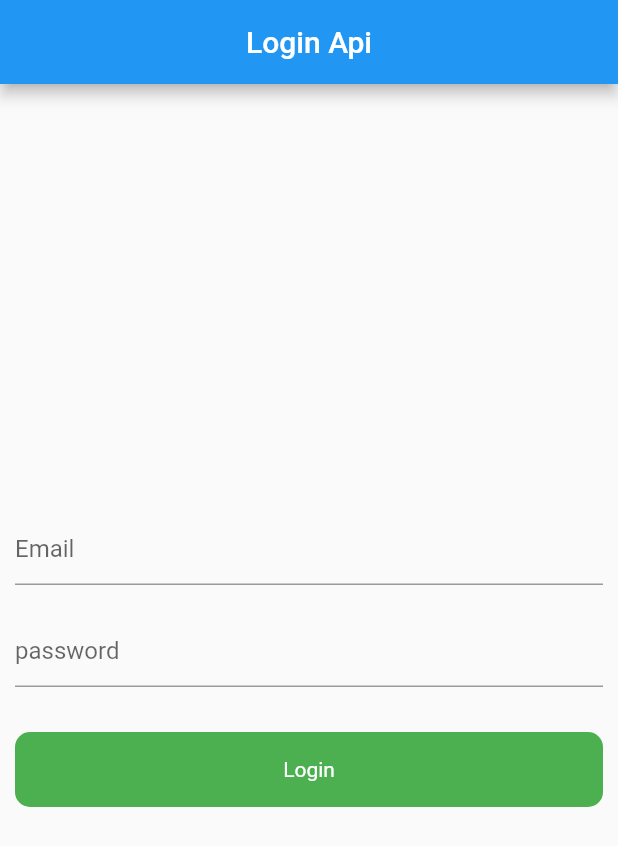
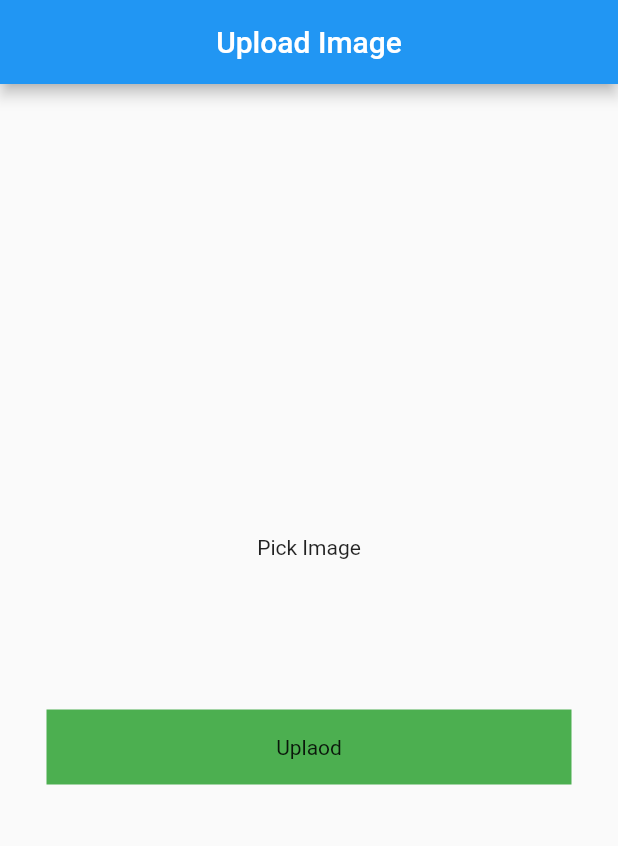
Before and after one commit to Muhammad-Ibrar/Api_Tutorials, a Flutter app: the screen it shows after launch, on a phone screen of 412 x 824 dp. Shown: the top 846 px of the screen. Run offline on Flutter 3.47's test engine with Material 2 defaults, Android fonts, the phone set to English and light mode, and no system bars; drawn by our look-alikes of modal_progress_hud_nsn; our stand-ins replace image_picker.

Commit message:
upload image done and here api tutorials is completed

```diff
--- a/api_tutorials/lib/main.dart
+++ b/api_tutorials/lib/main.dart
@@ -4,6 +4,7 @@ import 'package:api_tutorials/example_three.dart';
 import 'package:api_tutorials/example_two.dart';
 import 'package:api_tutorials/home_screen.dart';
 import 'package:api_tutorials/signup.dart';
+import 'package:api_tutorials/upload_image.dart';
 import 'package:flutter/material.dart';
 
 void main() {
@@ -23,7 +24,7 @@ class MyApp extends StatelessWidget {
 
         primarySwatch: Colors.blue,
       ),
-      home: SignUpScreen()
+      home: UploadImageScreen()
     );
   }
 }
--- /dev/null
+++ b/api_tutorials/lib/upload_image.dart
@@ -0,0 +1,126 @@
+import 'dart:io';
+import 'package:http/http.dart' as http;
+import 'package:flutter/material.dart';
+import 'package:image_picker/image_picker.dart';
+import 'package:modal_progress_hud_nsn/modal_progress_hud_nsn.dart';
+
+class UploadImageScreen extends StatefulWidget {
+  const UploadImageScreen({Key? key}) : super(key: key);
+
+  @override
+  State<UploadImageScreen> createState() => _UploadImageScreenState();
+}
+
+class _UploadImageScreenState extends State<UploadImageScreen> {
+  bool showSpinner = false;
+  File? image;
+  final _picker = ImagePicker();
+
+  Future getImage()async{
+    final pickedFile = await _picker.pickImage(source: ImageSource.gallery , imageQuality: 70);
+
+    if(pickedFile!= null ){
+
+      image = File(pickedFile.path);
+      setState(() {
+
+      });
+    }
+    else{
+      print('No Image Picked');
+    }
+  }
+
+  Future<void> uploadImage()async{
+    setState(() {
+      showSpinner = true;
+    });
+    var stream = new http.ByteStream(image!.openRead());
+    stream.cast();
+
+    var length = await image!.length();
+
+    var uri = Uri.parse('https://fakestoreapi.com/products');
+
+    var request = new http.MultipartRequest('POST', uri);
+
+    request.fields['title'] = 'Static title';
+    var multiport = new http.MultipartFile(
+        'image',
+        stream,
+        length
+    );
+    request.files.add(multiport);
+
+    var response = await request.send();
+
+    if(response.statusCode == 200){
+      setState(() {
+        showSpinner = false;
+      });
+      print('Image Uploaded');
+    }
+    else{
+      print('Failed');
+      setState(() {
+        showSpinner = false;
+      });
+    }
+  }
+
+  @override
+  Widget build(BuildContext context) {
+    return ModalProgressHUD(
+      inAsyncCall: showSpinner,
+      child: Scaffold(
+        appBar: AppBar(
+          title:const Text('Upload Image'),
+          centerTitle: true,
+        ),
+        body: Column(
+          crossAxisAlignment: CrossAxisAlignment.center,
+          mainAxisAlignment: MainAxisAlignment.center,
+          children: [
+            GestureDetector(
+              onTap: (){
+                getImage();
+              },
+              child: Container(
+                child: image == null ? Center(child: Text('Pick Image'),):
+                    Container(
+                      child: Center(
+                        child: Image.file(
+                          File(image!.path).absolute,
+                          height: 100,
+                          width: 100,
+                          fit: BoxFit.cover,
+                        ),
+
+                      ),
+                    )
+              ),
+            ),
+           const SizedBox(
+              height: 100,
+            ),
+            GestureDetector(
+              onTap: (){
+                uploadImage();
+              },
+              child: Container(
+                height: 50,
+                width: 350,
+
+                color: Colors.green,
+                child:const Center(
+                    child: Text('Uplaod')
+                ),
+              ),
+            )
+
+          ],
+        ),
+      ),
+    );
+  }
+}
--- a/api_tutorials/pubspec.yaml
+++ b/api_tutorials/pubspec.yaml
@@ -37,6 +37,7 @@ dependencies:
   cupertino_icons: ^1.0.2
   http: ^0.13.5
   modal_progress_hud_nsn: ^0.3.0-nullsafety-1
+  image_picker: ^0.8.6+4
 
 dev_dependencies:
   flutter_test:
```
Also changed, not shown: api_tutorials/pubspec.lock, 1 other file.
